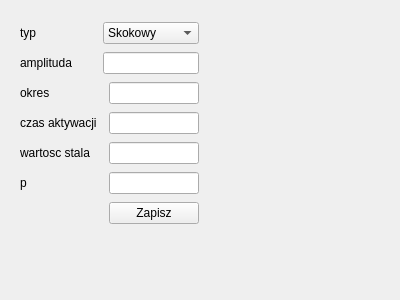
Before: the Qt Designer form innewartosciwidget.ui in dffdgdd5/Projekt-PK_Sem3-4-QT, drawn with Qt 5.
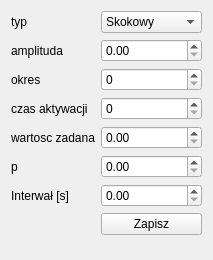
After: the same form once the commit is applied.

```diff
--- a/innewartosciwidget.ui
+++ b/innewartosciwidget.ui
@@ -6,23 +6,16 @@
    <rect>
     <x>0</x>
     <y>0</y>
-    <width>400</width>
-    <height>300</height>
+    <width>203</width>
+    <height>260</height>
    </rect>
   </property>
   <property name="windowTitle">
    <string>form</string>
   </property>
-  <widget class="QWidget" name="layoutWidget">
-   <property name="geometry">
-    <rect>
-     <x>20</x>
-     <y>20</y>
-     <width>179</width>
-     <height>206</height>
-    </rect>
-   </property>
-   <layout class="QGridLayout" name="gridLayout">
+  <layout class="QHBoxLayout" name="horizontalLayout">
+   <item>
+    <layout class="QFormLayout" name="formLayout">
     <item row="0" column="0">
      <widget class="QLabel" name="label">
       <property name="text">
@@ -30,7 +23,7 @@
       </property>
      </widget>
     </item>
-    <item row="0" column="1" colspan="2">
+     <item row="0" column="1">
      <widget class="QComboBox" name="typComboBox">
       <item>
        <property name="text">
@@ -56,8 +49,8 @@
       </property>
      </widget>
     </item>
-    <item row="1" column="1" colspan="2">
-     <widget class="QLineEdit" name="amplituda"/>
+     <item row="1" column="1">
+      <widget class="QDoubleSpinBox" name="amplituda"/>
     </item>
     <item row="2" column="0">
      <widget class="QLabel" name="label_3">
@@ -66,8 +59,8 @@
       </property>
      </widget>
     </item>
-    <item row="2" column="2">
-     <widget class="QLineEdit" name="okres"/>
+     <item row="2" column="1">
+      <widget class="QSpinBox" name="okres"/>
     </item>
     <item row="3" column="0">
      <widget class="QLabel" name="label_4">
@@ -76,30 +69,40 @@
       </property>
      </widget>
     </item>
-    <item row="3" column="2">
-     <widget class="QLineEdit" name="czasAktywacji"/>
-    </item>
-    <item row="4" column="0" colspan="2">
+     <item row="3" column="1">
+      <widget class="QSpinBox" name="czasAktywacji"/>
+     </item>
+     <item row="4" column="0">
      <widget class="QLabel" name="label_5">
       <property name="text">
-       <string>wartosc stala</string>
+        <string>wartosc zadana</string>
       </property>
      </widget>
     </item>
-    <item row="4" column="2">
-     <widget class="QLineEdit" name="wartoscStala"/>
-    </item>
-    <item row="5" column="0" colspan="2">
+     <item row="4" column="1">
+      <widget class="QDoubleSpinBox" name="wartoscStala"/>
+     </item>
+     <item row="5" column="0">
      <widget class="QLabel" name="label_6">
       <property name="text">
        <string>p</string>
       </property>
      </widget>
     </item>
-    <item row="5" column="2">
-     <widget class="QLineEdit" name="p"/>
-    </item>
-    <item row="6" column="2">
+     <item row="5" column="1">
+      <widget class="QDoubleSpinBox" name="p"/>
+     </item>
+     <item row="6" column="0">
+      <widget class="QLabel" name="label_7">
+       <property name="text">
+        <string>Interwał [s]</string>
+       </property>
+      </widget>
+     </item>
+     <item row="6" column="1">
+      <widget class="QDoubleSpinBox" name="Interwal"/>
+     </item>
+     <item row="7" column="1">
      <widget class="QPushButton" name="Zapisz">
       <property name="text">
        <string>Zapisz</string>
@@ -107,7 +110,8 @@
      </widget>
     </item>
    </layout>
-  </widget>
+   </item>
+  </layout>
  </widget>
  <resources/>
  <connections/>
```
Lines whose indentation alone changed are shown as unchanged.
